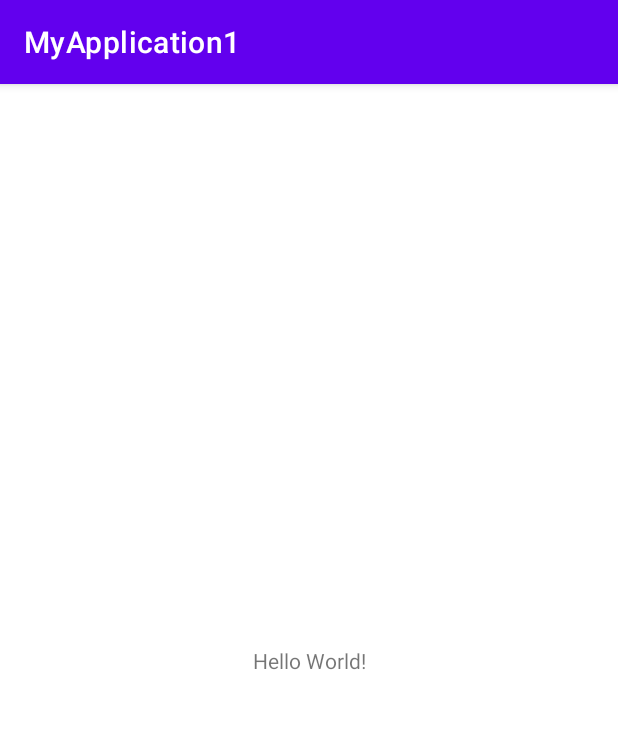
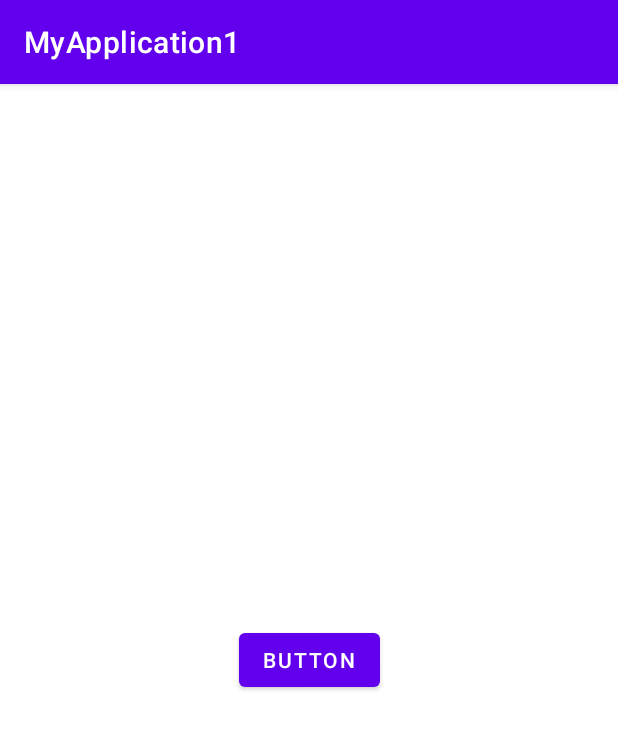
Before and after one commit to sagar-96-bit/AndroidAppRepo1, an Android app: the screen it shows after launch (MainActivity), on a phone screen of 412 x 824 dp. Shown: the top 729 px of the screen. Run offline under Robolectric (Android 15) with nearby library versions, the phone set to English and light mode, and no system bars.

Commit message:
my new update commit

```diff
--- a/app/src/main/java/com/example/myapplication1/MainActivity.java
+++ b/app/src/main/java/com/example/myapplication1/MainActivity.java
@@ -3,12 +3,23 @@ package com.example.myapplication1;
 import androidx.appcompat.app.AppCompatActivity;
 
 import android.os.Bundle;
+import android.view.View;
+import android.widget.Button;
+import android.widget.Toast;
 
-public class MainActivity extends AppCompatActivity {
+public class MainActivity extends AppCompatActivity implements View.OnClickListener {
+   Button button;
 
     @Override
     protected void onCreate(Bundle savedInstanceState) {
         super.onCreate(savedInstanceState);
         setContentView(R.layout.activity_main);
+        button=findViewById(R.id.button);
+        button.setOnClickListener(this);
+    }
+
+    @Override
+    public void onClick(View view) {
+        Toast.makeText(this, "Hello", Toast.LENGTH_SHORT).show();
     }
 }
--- a/app/src/main/res/layout/activity_main.xml
+++ b/app/src/main/res/layout/activity_main.xml
@@ -7,6 +7,7 @@
     tools:context=".MainActivity">
 
     <TextView
+        android:id="@+id/textView"
         android:layout_width="wrap_content"
         android:layout_height="wrap_content"
         android:text="Hello World!"
@@ -15,4 +16,14 @@
         app:layout_constraintRight_toRightOf="parent"
         app:layout_constraintTop_toTopOf="parent" />
 
+    <Button
+        android:id="@+id/button"
+        android:layout_width="wrap_content"
+        android:layout_height="wrap_content"
+        android:text="Button"
+        app:layout_constraintBottom_toBottomOf="parent"
+        app:layout_constraintEnd_toEndOf="parent"
+        app:layout_constraintStart_toStartOf="parent"
+        app:layout_constraintTop_toTopOf="parent" />
+
 </androidx.constraintlayout.widget.ConstraintLayout>
```
